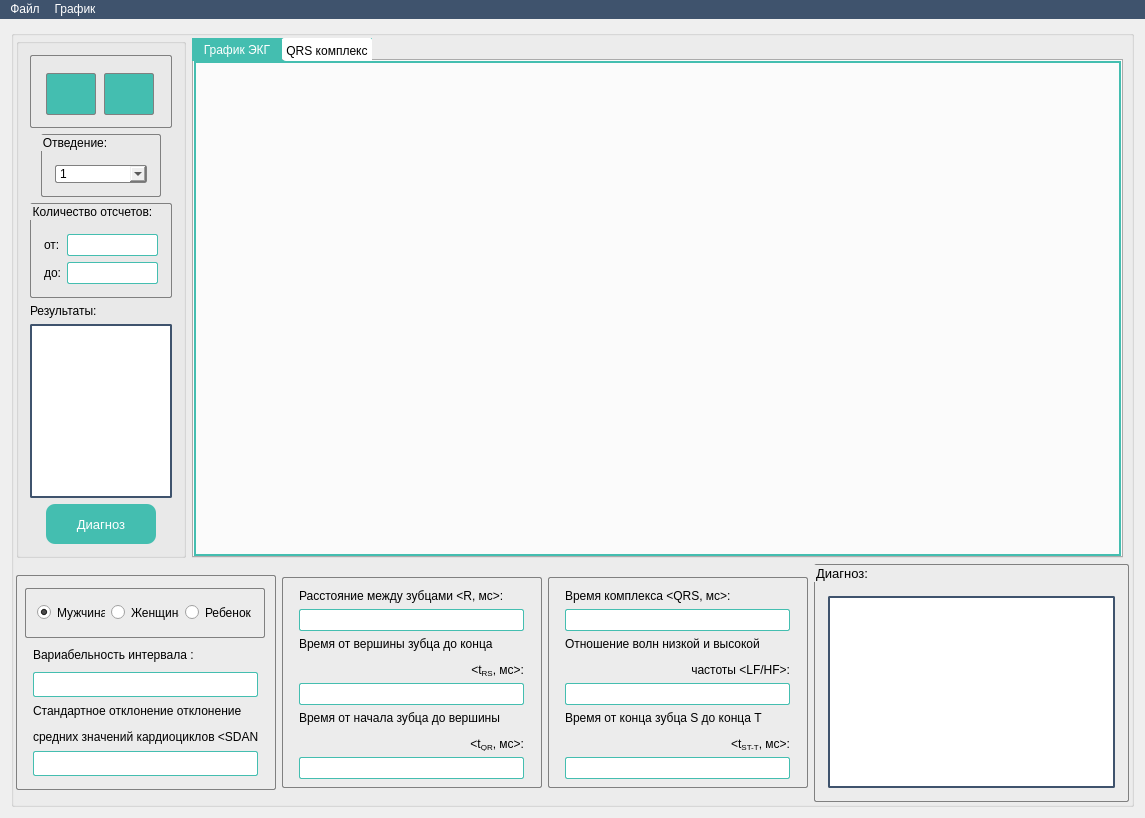
This is mainwindow.ui in mihail727/ekp as Qt 5 draws it before an edit. The edited form follows.
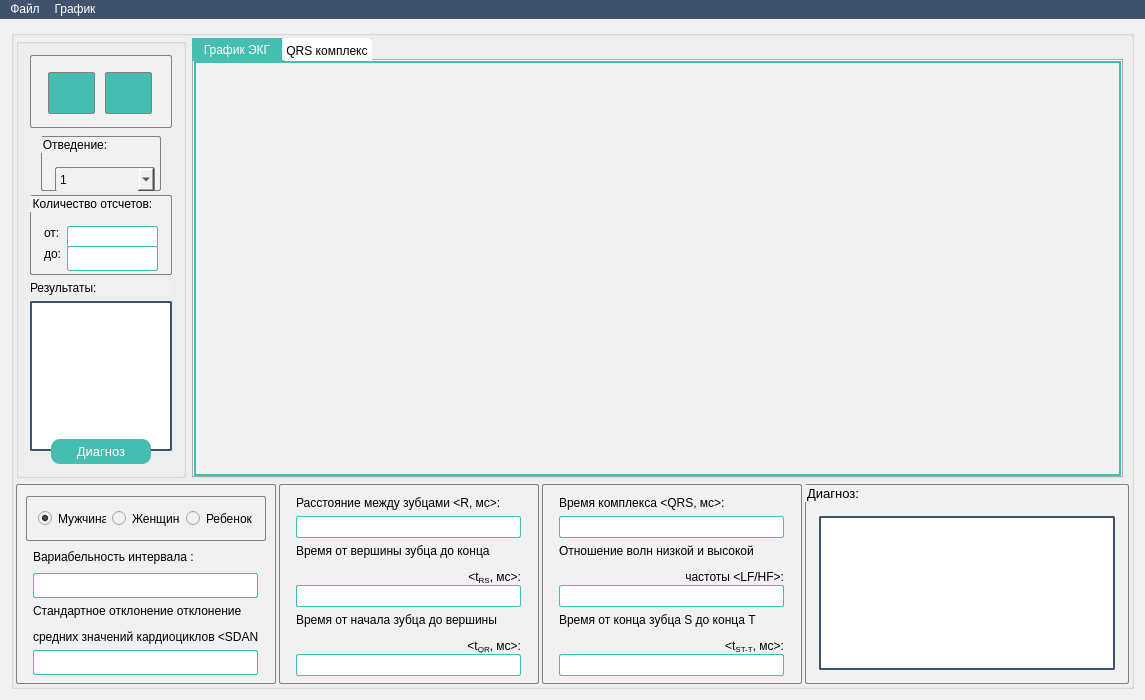
This is the edited form. Icons and pictures are not drawn.

```diff
--- a/mainwindow.ui
+++ b/mainwindow.ui
@@ -7,14 +7,23 @@
     <x>0</x>
     <y>0</y>
     <width>1145</width>
-    <height>818</height>
+    <height>700</height>
    </rect>
   </property>
   <property name="windowTitle">
    <string>MainWindow</string>
   </property>
   <property name="styleSheet">
-   <string notr="true">QPushButton:hover {
+   <string notr="true">*{
+	background-color:rgb(241, 241, 241);
+}
+QLineEdit{
+	background-color:rgb(255, 255, 255);
+}
+QTextEdit{
+	background-color:rgb(255, 255, 255);
+}
+QPushButton:hover {
         background-color: rgb(80, 226, 209);
 }
 QPushButton::pressed {
@@ -57,6 +66,9 @@
 }</string>
   </property>
   <widget class="QWidget" name="centralWidget">
+   <property name="styleSheet">
+    <string notr="true"/>
+   </property>
    <layout class="QGridLayout" name="gridLayout">
     <item row="0" column="0">
      <widget class="QGroupBox" name="groupBox">
@@ -66,6 +78,9 @@
         <verstretch>0</verstretch>
        </sizepolicy>
       </property>
+      <property name="styleSheet">
+       <string notr="true"/>
+      </property>
       <property name="title">
        <string/>
       </property>
@@ -98,10 +113,16 @@
              <verstretch>0</verstretch>
             </sizepolicy>
            </property>
+           <property name="minimumSize">
+            <size>
+             <width>140</width>
+             <height>430</height>
+            </size>
+           </property>
            <property name="maximumSize">
             <size>
              <width>170</width>
-             <height>16777215</height>
+             <height>100000</height>
             </size>
            </property>
            <property name="title">
@@ -114,7 +135,7 @@
             <item>
              <widget class="QGroupBox" name="groupBox_7">
               <property name="sizePolicy">
-               <sizepolicy hsizetype="Preferred" vsizetype="Fixed">
+               <sizepolicy hsizetype="Expanding" vsizetype="Expanding">
                 <horstretch>0</horstretch>
                 <verstretch>0</verstretch>
                </sizepolicy>
@@ -143,8 +164,8 @@
                  </property>
                  <property name="maximumSize">
                   <size>
-                   <width>50</width>
-                   <height>40</height>
+                   <width>47</width>
+                   <height>42</height>
                   </size>
                  </property>
                  <property name="styleSheet">
@@ -165,7 +186,7 @@
                <item>
                 <widget class="QPushButton" name="DrawBtn">
                  <property name="sizePolicy">
-                  <sizepolicy hsizetype="Expanding" vsizetype="Fixed">
+                  <sizepolicy hsizetype="Expanding" vsizetype="Expanding">
                    <horstretch>0</horstretch>
                    <verstretch>0</verstretch>
                   </sizepolicy>
@@ -178,8 +199,8 @@
                  </property>
                  <property name="maximumSize">
                   <size>
-                   <width>50</width>
-                   <height>40</height>
+                   <width>47</width>
+                   <height>42</height>
                   </size>
                  </property>
                  <property name="styleSheet">
@@ -203,7 +224,7 @@
             <item alignment="Qt::AlignHCenter">
              <widget class="QGroupBox" name="groupBox_6">
               <property name="sizePolicy">
-               <sizepolicy hsizetype="Preferred" vsizetype="Fixed">
+               <sizepolicy hsizetype="Expanding" vsizetype="Expanding">
                 <horstretch>0</horstretch>
                 <verstretch>0</verstretch>
                </sizepolicy>
@@ -211,13 +232,13 @@
               <property name="minimumSize">
                <size>
                 <width>120</width>
-                <height>0</height>
+                <height>55</height>
                </size>
               </property>
               <property name="maximumSize">
                <size>
-                <width>100</width>
-                <height>16777215</height>
+                <width>120</width>
+                <height>50</height>
                </size>
               </property>
               <property name="styleSheet">
@@ -229,18 +250,24 @@
                <string>Отведение:</string>
               </property>
               <layout class="QVBoxLayout" name="verticalLayout_2">
-               <item>
+               <item alignment="Qt::AlignHCenter|Qt::AlignVCenter">
                 <widget class="QComboBox" name="comboBox">
                  <property name="sizePolicy">
-                  <sizepolicy hsizetype="Preferred" vsizetype="Fixed">
+                  <sizepolicy hsizetype="Preferred" vsizetype="Preferred">
                    <horstretch>0</horstretch>
                    <verstretch>0</verstretch>
                   </sizepolicy>
                  </property>
+                 <property name="minimumSize">
+                  <size>
+                   <width>100</width>
+                   <height>25</height>
+                  </size>
+                 </property>
                  <property name="maximumSize">
                   <size>
                    <width>200</width>
-                   <height>16777215</height>
+                   <height>25</height>
                   </size>
                  </property>
                  <property name="styleSheet">
@@ -326,11 +353,23 @@
             <item>
              <widget class="QGroupBox" name="groupBox_5">
               <property name="sizePolicy">
-               <sizepolicy hsizetype="Preferred" vsizetype="Fixed">
+               <sizepolicy hsizetype="Expanding" vsizetype="Expanding">
                 <horstretch>0</horstretch>
                 <verstretch>0</verstretch>
                </sizepolicy>
               </property>
+              <property name="minimumSize">
+               <size>
+                <width>130</width>
+                <height>80</height>
+               </size>
+              </property>
+              <property name="maximumSize">
+               <size>
+                <width>150</width>
+                <height>90</height>
+               </size>
+              </property>
               <property name="styleSheet">
                <string notr="true">border:1px solid gray;
 border-radius:2px;
@@ -354,7 +393,7 @@
                <item row="1" column="1">
                 <widget class="QLineEdit" name="lineEdit_2">
                  <property name="sizePolicy">
-                  <sizepolicy hsizetype="Expanding" vsizetype="Fixed">
+                  <sizepolicy hsizetype="Expanding" vsizetype="Preferred">
                    <horstretch>0</horstretch>
                    <verstretch>0</verstretch>
                   </sizepolicy>
@@ -362,7 +401,7 @@
                  <property name="maximumSize">
                   <size>
                    <width>100</width>
-                   <height>16777215</height>
+                   <height>30</height>
                   </size>
                  </property>
                  <property name="layoutDirection">
@@ -391,20 +430,25 @@
                <item row="2" column="1">
                 <widget class="QLineEdit" name="lineEdit">
                  <property name="sizePolicy">
-                  <sizepolicy hsizetype="Expanding" vsizetype="Fixed">
+                  <sizepolicy hsizetype="Expanding" vsizetype="Preferred">
                    <horstretch>0</horstretch>
                    <verstretch>0</verstretch>
                   </sizepolicy>
                  </property>
+                 <property name="minimumSize">
+                  <size>
+                   <width>0</width>
+                   <height>25</height>
+                  </size>
+                 </property>
                  <property name="maximumSize">
                   <size>
                    <width>100</width>
-                   <height>16777215</height>
+                   <height>30</height>
                   </size>
                  </property>
                  <property name="styleSheet">
-                  <string notr="true">min-height:20px;
-border: 1px solid rgb(68, 190, 176);</string>
+                  <string notr="true">border: 1px solid rgb(68, 190, 176);</string>
                  </property>
                  <property name="alignment">
                   <set>Qt::AlignCenter</set>
@@ -417,7 +461,7 @@
             <item>
              <widget class="QLabel" name="label">
               <property name="sizePolicy">
-               <sizepolicy hsizetype="Preferred" vsizetype="Fixed">
+               <sizepolicy hsizetype="Preferred" vsizetype="Expanding">
                 <horstretch>0</horstretch>
                 <verstretch>0</verstretch>
                </sizepolicy>
@@ -435,6 +479,18 @@
                 <verstretch>0</verstretch>
                </sizepolicy>
               </property>
+              <property name="minimumSize">
+               <size>
+                <width>0</width>
+                <height>150</height>
+               </size>
+              </property>
+              <property name="maximumSize">
+               <size>
+                <width>16777215</width>
+                <height>16777215</height>
+               </size>
+              </property>
               <property name="styleSheet">
                <string notr="true">border:1px solid gray;
 border-radius:2px;
@@ -451,31 +507,30 @@
             <item alignment="Qt::AlignHCenter">
              <widget class="QPushButton" name="pushButton">
               <property name="sizePolicy">
-               <sizepolicy hsizetype="Expanding" vsizetype="Fixed">
+               <sizepolicy hsizetype="Expanding" vsizetype="Expanding">
                 <horstretch>0</horstretch>
                 <verstretch>0</verstretch>
                </sizepolicy>
               </property>
               <property name="minimumSize">
                <size>
-                <width>110</width>
+                <width>100</width>
+                <height>25</height>
+               </size>
+              </property>
+              <property name="maximumSize">
+               <size>
+                <width>100</width>
                 <height>40</height>
                </size>
               </property>
-              <property name="maximumSize">
-               <size>
-                <width>16777215</width>
-                <height>16777215</height>
-               </size>
-              </property>
               <property name="font">
                <font>
                 <pointsize>10</pointsize>
                </font>
               </property>
               <property name="styleSheet">
-               <string notr="true">min-width:110px;
-min-height:40px;</string>
+               <string notr="true"/>
               </property>
               <property name="text">
                <string>Диагноз</string>
@@ -487,24 +542,27 @@
          </item>
          <item row="2" column="0" colspan="3">
           <layout class="QHBoxLayout" name="horizontalLayout_4">
+           <property name="spacing">
+            <number>3</number>
+           </property>
            <item>
             <widget class="QGroupBox" name="groupBox_10">
              <property name="sizePolicy">
-              <sizepolicy hsizetype="Expanding" vsizetype="Fixed">
+              <sizepolicy hsizetype="Expanding" vsizetype="Expanding">
                <horstretch>0</horstretch>
                <verstretch>0</verstretch>
               </sizepolicy>
              </property>
              <property name="minimumSize">
               <size>
-               <width>0</width>
-               <height>215</height>
+               <width>260</width>
+               <height>200</height>
               </size>
              </property>
              <property name="maximumSize">
               <size>
                <width>260</width>
-               <height>16777215</height>
+               <height>220</height>
               </size>
              </property>
              <property name="styleSheet">
@@ -528,7 +586,7 @@
               <property name="bottomMargin">
                <number>6</number>
               </property>
-              <item>
+              <item alignment="Qt::AlignHCenter">
                <widget class="QGroupBox" name="groupBox_11">
                 <property name="sizePolicy">
                  <sizepolicy hsizetype="Expanding" vsizetype="Expanding">
@@ -536,10 +594,16 @@
                   <verstretch>0</verstretch>
                  </sizepolicy>
                 </property>
+                <property name="minimumSize">
+                 <size>
+                  <width>240</width>
+                  <height>45</height>
+                 </size>
+                </property>
                 <property name="maximumSize">
                  <size>
                   <width>240</width>
-                  <height>50</height>
+                  <height>45</height>
                  </size>
                 </property>
                 <property name="title">
@@ -612,6 +676,9 @@
                 <property name="text">
                  <string>Вариабельность интервала &lt;varQT, %&gt;:</string>
                 </property>
+                <property name="margin">
+                 <number>-5</number>
+                </property>
                </widget>
               </item>
               <item alignment="Qt::AlignHCenter">
@@ -645,9 +712,21 @@
               </item>
               <item alignment="Qt::AlignHCenter">
                <widget class="QLabel" name="label_4">
-                <property name="maximumSize">
+                <property name="sizePolicy">
+                 <sizepolicy hsizetype="Preferred" vsizetype="Expanding">
+                  <horstretch>0</horstretch>
+                  <verstretch>0</verstretch>
+                 </sizepolicy>
+                </property>
+                <property name="minimumSize">
                  <size>
                   <width>225</width>
+                  <height>0</height>
+                 </size>
+                </property>
+                <property name="maximumSize">
+                 <size>
+                  <width>226</width>
                   <height>40</height>
                  </size>
                 </property>
@@ -695,15 +774,21 @@
            <item>
             <widget class="QGroupBox" name="groupBox_9">
              <property name="sizePolicy">
-              <sizepolicy hsizetype="Expanding" vsizetype="Fixed">
+              <sizepolicy hsizetype="Expanding" vsizetype="Expanding">
                <horstretch>0</horstretch>
                <verstretch>0</verstretch>
               </sizepolicy>
              </property>
+             <property name="minimumSize">
+              <size>
+               <width>260</width>
+               <height>200</height>
+              </size>
+             </property>
              <property name="maximumSize">
               <size>
                <width>260</width>
-               <height>16777215</height>
+               <height>220</height>
               </size>
              </property>
              <property name="styleSheet">
@@ -754,6 +839,12 @@
                 <property name="text">
                  <string>&lt;html&gt;&lt;head/&gt;&lt;body&gt;&lt;p&gt;Расстояние между зубцами &amp;lt;R, мс&amp;gt;:&lt;/p&gt;&lt;/body&gt;&lt;/html&gt;</string>
                 </property>
+                <property name="margin">
+                 <number>0</number>
+                </property>
+                <property name="indent">
+                 <number>-1</number>
+                </property>
                </widget>
               </item>
               <item alignment="Qt::AlignHCenter">
@@ -796,13 +887,13 @@
                 <property name="minimumSize">
                  <size>
                   <width>225</width>
-                  <height>0</height>
+                  <height>40</height>
                  </size>
                 </property>
                 <property name="maximumSize">
                  <size>
                   <width>225</width>
-                  <height>40</height>
+                  <height>45</height>
                  </size>
                 </property>
                 <property name="styleSheet">
@@ -812,6 +903,9 @@
                 <property name="text">
                  <string>&lt;html&gt;&lt;head/&gt;&lt;body&gt;&lt;p&gt;Время от вершины зубца до конца&lt;/p&gt;&lt;p align=&quot;right&quot;&gt;&amp;lt;t&lt;span style=&quot; vertical-align:sub;&quot;&gt;RS&lt;/span&gt;, мс&amp;gt;:&lt;/p&gt;&lt;/body&gt;&lt;/html&gt;</string>
                 </property>
+                <property name="margin">
+                 <number>0</number>
+                </property>
                </widget>
               </item>
               <item alignment="Qt::AlignHCenter">
@@ -846,7 +940,7 @@
               <item alignment="Qt::AlignHCenter">
                <widget class="QLabel" name="label_6">
                 <property name="sizePolicy">
-                 <sizepolicy hsizetype="Expanding" vsizetype="Expanding">
+                 <sizepolicy hsizetype="Preferred" vsizetype="Preferred">
                   <horstretch>0</horstretch>
                   <verstretch>0</verstretch>
                  </sizepolicy>
@@ -854,13 +948,13 @@
                 <property name="minimumSize">
                  <size>
                   <width>225</width>
-                  <height>0</height>
+                  <height>40</height>
                  </size>
                 </property>
                 <property name="maximumSize">
                  <size>
                   <width>225</width>
-                  <height>40</height>
+                  <height>45</height>
                  </size>
                 </property>
                 <property name="styleSheet">
@@ -870,6 +964,9 @@
                 <property name="text">
                  <string>&lt;html&gt;&lt;head/&gt;&lt;body&gt;&lt;p&gt;Время от начала зубца до вершины&lt;/p&gt;&lt;p align=&quot;right&quot;&gt;&amp;lt;t&lt;span style=&quot; vertical-align:sub;&quot;&gt;QR&lt;/span&gt;, мс&amp;gt;:&lt;/p&gt;&lt;/body&gt;&lt;/html&gt;</string>
                 </property>
+                <property name="margin">
+                 <number>0</number>
+                </property>
                </widget>
               </item>
               <item alignment="Qt::AlignHCenter">
@@ -907,15 +1004,21 @@
            <item>
             <widget class="QGroupBox" name="groupBox_8">
              <property name="sizePolicy">
-              <sizepolicy hsizetype="Expanding" vsizetype="Fixed">
+              <sizepolicy hsizetype="Expanding" vsizetype="Expanding">
                <horstretch>0</horstretch>
                <verstretch>0</verstretch>
               </sizepolicy>
              </property>
+             <property name="minimumSize">
+              <size>
+               <width>260</width>
+               <height>200</height>
+              </size>
+             </property>
              <property name="maximumSize">
               <size>
                <width>260</width>
-               <height>16777215</height>
+               <height>220</height>
               </size>
              </property>
              <property name="styleSheet">
@@ -966,6 +1069,9 @@
                 <property name="text">
                  <string>&lt;html&gt;&lt;head/&gt;&lt;body&gt;&lt;p&gt;Время комплекса &amp;lt;QRS, мс&amp;gt;:&lt;/p&gt;&lt;/body&gt;&lt;/html&gt;</string>
                 </property>
+                <property name="margin">
+                 <number>0</number>
+                </property>
                </widget>
               </item>
               <item alignment="Qt::AlignHCenter">
@@ -1000,7 +1106,7 @@
               <item alignment="Qt::AlignHCenter">
                <widget class="QLabel" name="label_10">
                 <property name="sizePolicy">
-                 <sizepolicy hsizetype="Expanding" vsizetype="Expanding">
+                 <sizepolicy hsizetype="Expanding" vsizetype="Preferred">
                   <horstretch>0</horstretch>
                   <verstretch>0</verstretch>
                  </sizepolicy>
@@ -1008,7 +1114,7 @@
                 <property name="minimumSize">
                  <size>
                   <width>225</width>
-                  <height>0</height>
+                  <height>40</height>
                  </size>
                 </property>
                 <property name="maximumSize">
@@ -1024,6 +1130,9 @@
                 <property name="text">
                  <string>&lt;html&gt;&lt;head/&gt;&lt;body&gt;&lt;p&gt;Отношение волн низкой и высокой&lt;/p&gt;&lt;p align=&quot;right&quot;&gt;частоты &amp;lt;LF/HF&amp;gt;:&lt;/p&gt;&lt;/body&gt;&lt;/html&gt;</string>
                 </property>
+                <property name="margin">
+                 <number>0</number>
+                </property>
                </widget>
               </item>
               <item alignment="Qt::AlignHCenter">
@@ -1061,7 +1170,7 @@
               <item alignment="Qt::AlignHCenter">
                <widget class="QLabel" name="label_9">
                 <property name="sizePolicy">
-                 <sizepolicy hsizetype="Expanding" vsizetype="Expanding">
+                 <sizepolicy hsizetype="Expanding" vsizetype="Preferred">
                   <horstretch>0</horstretch>
                   <verstretch>0</verstretch>
                  </sizepolicy>
@@ -1069,7 +1178,7 @@
                 <property name="minimumSize">
                  <size>
                   <width>225</width>
-                  <height>0</height>
+                  <height>40</height>
                  </size>
                 </property>
                 <property name="maximumSize">
@@ -1085,6 +1194,9 @@
                 <property name="text">
                  <string>&lt;html&gt;&lt;head/&gt;&lt;body&gt;&lt;p&gt;Время от конца зубца S до конца T&lt;/p&gt;&lt;p align=&quot;right&quot;&gt;&amp;lt;t&lt;span style=&quot; vertical-align:sub;&quot;&gt;ST-T&lt;/span&gt;, мс&amp;gt;:&lt;/p&gt;&lt;/body&gt;&lt;/html&gt;</string>
                 </property>
+                <property name="margin">
+                 <number>0</number>
+                </property>
                </widget>
               </item>
               <item alignment="Qt::AlignHCenter">
@@ -1122,15 +1234,21 @@
            <item>
             <widget class="QGroupBox" name="groupBox_12">
              <property name="sizePolicy">
-              <sizepolicy hsizetype="Preferred" vsizetype="Fixed">
+              <sizepolicy hsizetype="Expanding" vsizetype="Expanding">
                <horstretch>0</horstretch>
                <verstretch>0</verstretch>
               </sizepolicy>
              </property>
+             <property name="minimumSize">
+              <size>
+               <width>220</width>
+               <height>200</height>
+              </size>
+             </property>
              <property name="maximumSize">
               <size>
                <width>800</width>
-               <height>16777215</height>
+               <height>220</height>
               </size>
              </property>
              <property name="font">
@@ -1190,6 +1308,12 @@
              <verstretch>0</verstretch>
             </sizepolicy>
            </property>
+           <property name="minimumSize">
+            <size>
+             <width>140</width>
+             <height>430</height>
+            </size>
+           </property>
            <property name="styleSheet">
             <string notr="true">border:1px solid rgb(68, 190, 176);</string>
            </property>
```
Left out of the diff: 5 changed lines with no effect on the pictures.
